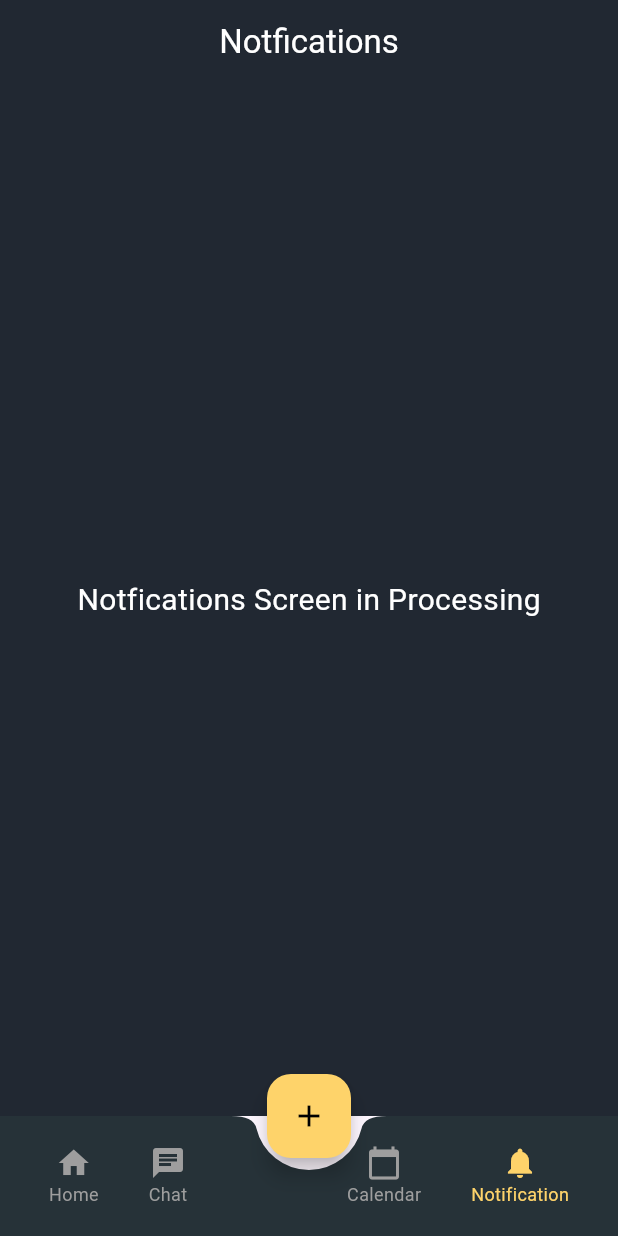
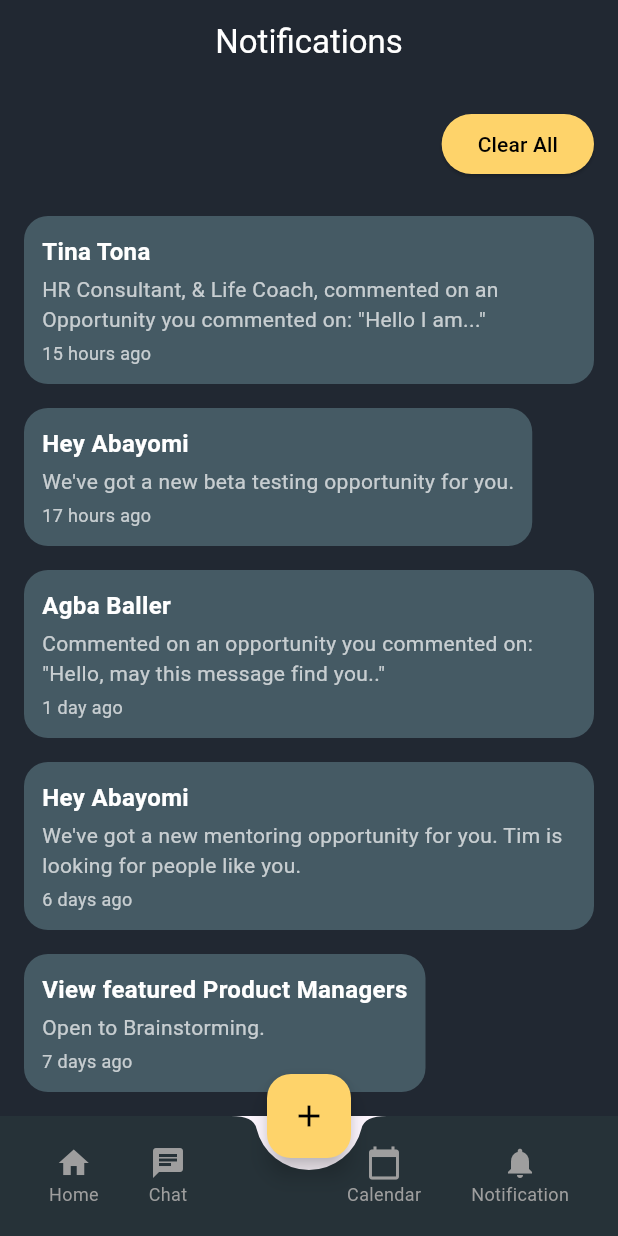
Before and after one commit to GeorgeWagih-git/Project-Management-App, a Flutter app: the NotificationsScreen screen opened directly, on a phone screen of 412 x 824 dp. Run offline on Flutter 3.47's test engine with Material 3 defaults, Android fonts, the phone set to English and light mode, and no system bars; our stand-ins replace icons_plus, percent_indicator.

Commit message:
notifications screen update

```diff
--- a/lib/Screens/notfifcations_screen.dart
+++ b/lib/Screens/notfifcations_screen.dart
@@ -1,25 +1,130 @@
 import 'package:flutter/material.dart';
+import 'package:flutter/services.dart';
 import 'package:flutter_application_1/widgets/custom_scaffold_widget.dart';
 
-class NotificationsScreen extends StatelessWidget {
+class NotificationsScreen extends StatefulWidget {
   const NotificationsScreen({super.key});
 
   @override
+  NotificationsScreenState createState() => NotificationsScreenState();
+}
+
+class NotificationsScreenState extends State<NotificationsScreen> {
+  List<Map<String, String>> notifications = [
+    {'id': '1', 'title': 'Tina Tona', 'subtitle': 'HR Consultant, & Life Coach, commented on an Opportunity you commented on: "Hello I am..."', 'time': '15 hours ago'},
+    {'id': '2', 'title': 'Hey Abayomi', 'subtitle': "We've got a new beta testing opportunity for you.", 'time': '17 hours ago'},
+    {'id': '3', 'title': 'Agba Baller', 'subtitle': 'Commented on an opportunity you commented on: "Hello, may this message find you.."', 'time': '1 day ago'},
+    {'id': '4', 'title': 'Hey Abayomi', 'subtitle': "We've got a new mentoring opportunity for you. Tim is looking for people like you.", 'time': '6 days ago'},
+    {'id': '5', 'title': 'View featured Product Managers', 'subtitle': 'Open to Brainstorming.', 'time': '7 days ago'},
+  ];
+
+  void clearNotifications() {
+    setState(() {
+      notifications.clear();
+    });
+  }
+
+  @override
   Widget build(BuildContext context) {
+    SystemChrome.setSystemUIOverlayStyle(const SystemUiOverlayStyle(
+      statusBarColor: Colors.transparent,
+      statusBarIconBrightness: Brightness.dark,
+    ));
+
     return CustomScaffold(
-        showhomebottombar: true,
-        notificationSelected: true,
-        showappbar: true,
-        showBackButton: false,
-        screenName: 'Notfications',
-        child: Center(
-          child: Text(
-            'Notfications Screen in Processing',
-            style: TextStyle(
-              color: Colors.white,
-              fontSize: 20,
+      screenName: "Notifications",
+      showBackButton: false,
+      showhomebottombar: true,
+      child: Column(
+        children: [
+          Padding(
+            padding: const EdgeInsets.all(16.0),
+            child: Align(
+              alignment: Alignment.centerRight,
+              child: ElevatedButton(
+                style: ElevatedButton.styleFrom(
+                  backgroundColor: Color(0xffFED36A),
+                  foregroundColor: Colors.black,
+                ),
+                onPressed: clearNotifications,
+                child: const Text("Clear All"),
+              ),
             ),
           ),
-        ));
+          Expanded(
+            child: CustomScrollView(
+              slivers: [
+                notifications.isEmpty
+                    ? const SliverFillRemaining(
+                        child: Center(child: Text('No notifications', style: TextStyle(fontSize: 18, color: Colors.white))),
+                      )
+                    : SliverList(
+                        delegate: SliverChildBuilderDelegate(
+                          (context, index) {
+                            final notification = notifications[index];
+                            return Dismissible(
+                              key: ValueKey(notification['id']),
+                              direction: DismissDirection.endToStart,
+                              onDismissed: (direction) {
+                                setState(() {
+                                  notifications.removeWhere((item) => item['id'] == notification['id']);
+                                });
+                              },
+                              background: Container(
+                                color: Colors.red,
+                                alignment: Alignment.centerRight,
+                                padding: const EdgeInsets.only(right: 20),
+                                child: const Icon(Icons.delete, color: Colors.white),
+                              ),
+                              child: Padding(
+                                padding: const EdgeInsets.symmetric(horizontal: 16.0, vertical: 8.0),
+                                child: Container(
+                                  decoration: BoxDecoration(
+                                    color: const Color(0xff455A64),
+                                    borderRadius: BorderRadius.circular(16.0),
+                                  ),
+                                  padding: const EdgeInsets.all(12.0),
+                                  child: Column(
+                                    crossAxisAlignment: CrossAxisAlignment.start,
+                                    children: [
+                                      Text(
+                                        notification['title']!,
+                                        style: const TextStyle(
+                                          fontWeight: FontWeight.bold,
+                                          color: Colors.white,
+                                          fontSize: 16,
+                                        ),
+                                      ),
+                                      const SizedBox(height: 4),
+                                      Text(
+                                        notification['subtitle']!,
+                                        style: const TextStyle(
+                                          color: Colors.white70,
+                                          fontSize: 14,
+                                        ),
+                                      ),
+                                      const SizedBox(height: 4),
+                                      Text(
+                                        notification['time']!,
+                                        style: const TextStyle(
+                                          color: Colors.white70,
+                                          fontSize: 12,
+                                        ),
+                                      ),
+                                    ],
+                                  ),
+                                ),
+                              ),
+                            );
+                          },
+                          childCount: notifications.length,
+                        ),
+                      ),
+              ],
+            ),
+          ),
+        ],
+      ),
+    );
   }
 }
```
